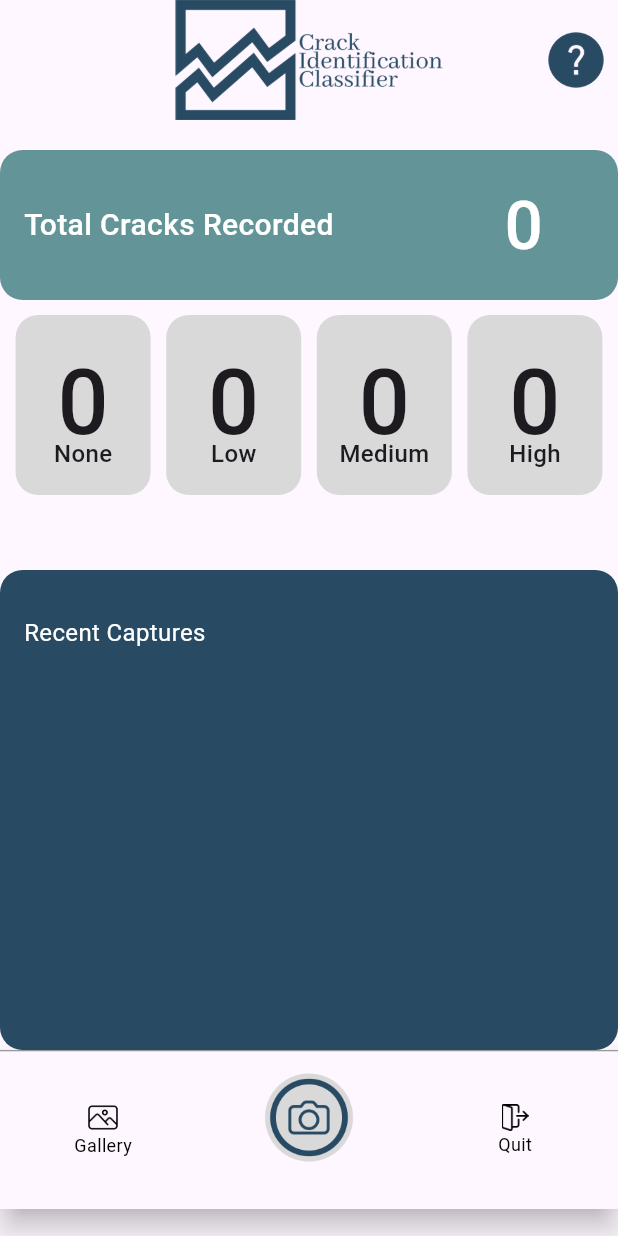
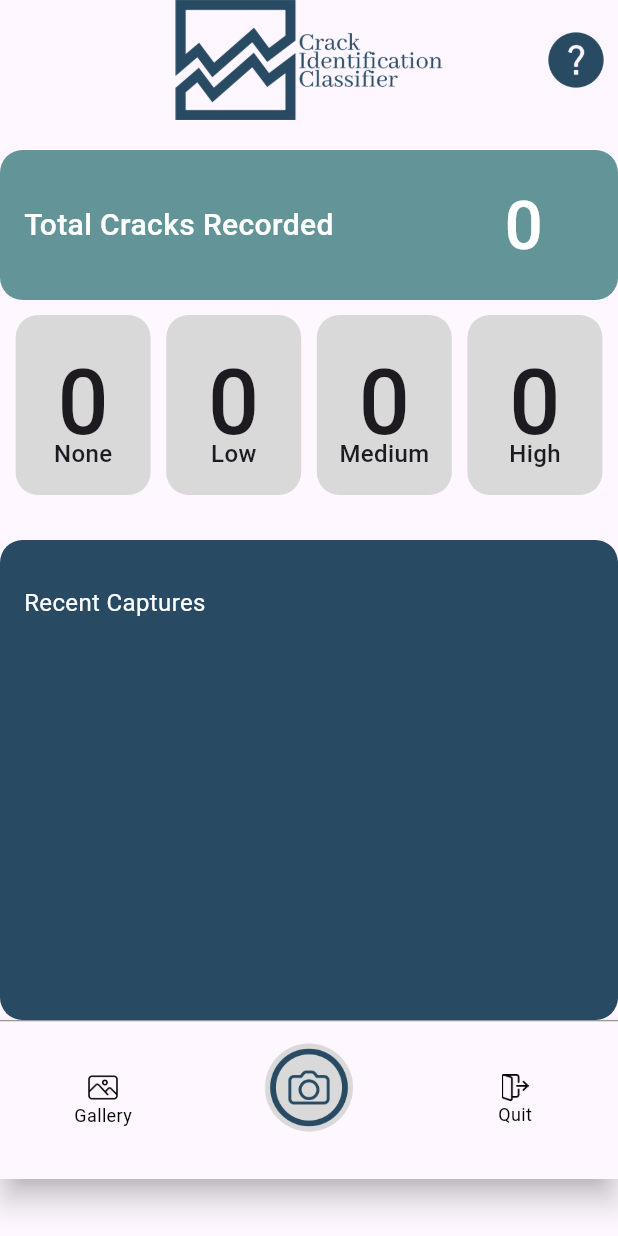
Before and after one commit to ZnerB16/BayesCrack, a Flutter app: the MainMenu screen opened directly, on a phone screen of 412 x 824 dp. Run offline on Flutter 3.47's test engine with Material 3 defaults, Android fonts, the phone set to English and light mode, and no system bars; our stand-ins replace camera, geocoding, location, permission_handler, sqflite; missing offline and left inert: tflite_flutter; accounts and stored records are empty.

Commit message:
minor changes

```diff
--- a/lib/folder_view.dart
+++ b/lib/folder_view.dart
@@ -138,7 +138,7 @@ class _ImageListState extends State<ImageList> {
                                                     ),
                                                     Image.file(
                                                         File(imgPath),
-                                                        fit: BoxFit.cover,
+                                                        fit: BoxFit.scaleDown,
                                                         width: 60,
                                                         height: 60,
                                                     ),
--- a/lib/main_menu.dart
+++ b/lib/main_menu.dart
@@ -121,7 +121,7 @@ class _MainMenuState extends State<MainMenu> {
                 _buildRoundedBox(title: "High", count: highCount),
               ],
             ),
-            const SizedBox(height: 50.0),
+            const SizedBox(height: 30.0),
             Container(
               width: double.infinity,
               height: 320.0,
```
